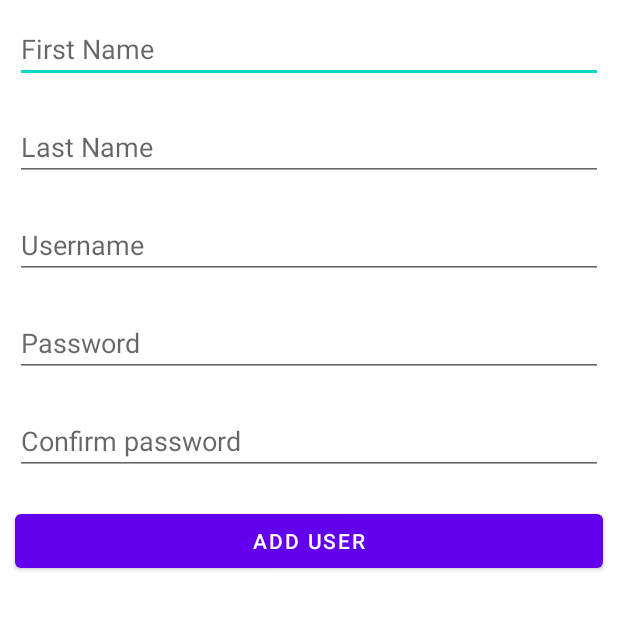
After one commit to kiranrana8973/RoomDatabaseForclass, an Android app: the RegisterUserActivity screen opened directly, with no data from a screen before it, on a phone screen of 412 x 824 dp, the top half of it. The commit adds this screen. Run offline under Robolectric (Android 15) with nearby library versions, the phone set to English and light mode, and no system bars.

Commit message:
fixed kapt error

```diff
--- a/app/src/main/AndroidManifest.xml
+++ b/app/src/main/AndroidManifest.xml
@@ -20,7 +20,7 @@
 
         </activity>
         <activity android:name=".ViewStudentsActivity" />
-        <activity android:name=".AddStudentActivity"></activity>
+        <activity android:name=".RegisterUserActivity"></activity>
         <activity android:name=".DashboardActivity" />
         <activity android:name=".LoginActivity" />
         <activity android:name=".SplashScreenActivity"></activity>
--- a/app/src/main/java/com/kiran/softuserroomdatabase/CountrycapitalActivity.kt
+++ b/app/src/main/java/com/kiran/softuserroomdatabase/CountrycapitalActivity.kt
@@ -50,7 +50,6 @@ class CountrycapitalActivity : AppCompatActivity() {
     @RequiresApi(Build.VERSION_CODES.N)
     private fun loadCountriesFromText() {
         try {
-
             val fileInputStream = openFileInput("Country.txt")
             val inputStream = InputStreamReader(fileInputStream)
             val bufferedReader = BufferedReader(inputStream)
--- a/app/src/main/java/com/kiran/softuserroomdatabase/DashboardActivity.kt
+++ b/app/src/main/java/com/kiran/softuserroomdatabase/DashboardActivity.kt
@@ -18,7 +18,7 @@ class DashboardActivity : AppCompatActivity() {
         btnView = findViewById(R.id.btnView)
 
         btnAdd.setOnClickListener {
-            startActivity(Intent(this, AddStudentActivity::class.java))
+            startActivity(Intent(this, RegisterUserActivity::class.java))
         }
 
         btnView.setOnClickListener {
--- /dev/null
+++ b/app/src/main/java/com/kiran/softuserroomdatabase/RegisterUserActivity.kt
@@ -0,0 +1,55 @@
+package com.kiran.softuserroomdatabase
+
+import androidx.appcompat.app.AppCompatActivity
+import android.os.Bundle
+import android.widget.Button
+import android.widget.EditText
+import android.widget.Toast
+import com.kiran.softuserroomdatabase.db.StudentDB
+import com.kiran.softuserroomdatabase.entity.Student
+import com.kiran.softuserroomdatabase.entity.User
+import kotlinx.coroutines.CoroutineScope
+import kotlinx.coroutines.Dispatchers
+import kotlinx.coroutines.launch
+
+class RegisterUserActivity : AppCompatActivity() {
+
+    private lateinit var etFname: EditText
+    private lateinit var etLname: EditText
+    private lateinit var etUsername: EditText
+    private lateinit var etPassword: EditText
+    private lateinit var etConfirmPassword: EditText
+    private lateinit var btnAddStudent: Button
+
+    override fun onCreate(savedInstanceState: Bundle?) {
+        super.onCreate(savedInstanceState)
+        setContentView(R.layout.activity_add_student)
+
+        etFname = findViewById(R.id.etFname)
+        etLname = findViewById(R.id.etLname)
+        etUsername = findViewById(R.id.etUsername)
+        etPassword = findViewById(R.id.etPassword)
+        etConfirmPassword = findViewById(R.id.etConfirmPassword)
+        btnAddStudent = findViewById(R.id.btnAddStudent)
+
+        btnAddStudent.setOnClickListener {
+            val fname = etFname.text.toString()
+            val lname = etLname.text.toString()
+            val username = etUsername.text.toString()
+            val password = etPassword.text.toString()
+            val confirmPassword = etConfirmPassword.text.toString()
+
+            if (password != confirmPassword) {
+                etPassword.error = "Password does not match"
+                etPassword.requestFocus()
+                return@setOnClickListener
+            } else {
+                val user = User(fname,lname,username,password)
+                CoroutineScope(Dispatchers.IO).launch {
+                    StudentDB(this@RegisterUserActivity).getUserDAO().registerUser(user)
+                }
+                Toast.makeText(this, "User registered", Toast.LENGTH_SHORT).show()
+            }
+        }
+    }
+}
--- a/app/src/main/java/com/kiran/softuserroomdatabase/adapter/StudentAdapter.kt
+++ b/app/src/main/java/com/kiran/softuserroomdatabase/adapter/StudentAdapter.kt
@@ -27,8 +27,8 @@ class StudentAdapter(
 
     override fun onBindViewHolder(holder: StudentViewHolder, position: Int) {
         val student = lstStudents[position]
-        holder.tvFname.text = student.fname
-        holder.tvLname.text = student.lname
+        holder.tvFname.text = student.fullName
+       // holder.tvLname.text = student.lname
     }
 
     override fun getItemCount(): Int {
--- a/app/src/main/res/layout/activity_add_student.xml
+++ b/app/src/main/res/layout/activity_add_student.xml
@@ -1,9 +1,51 @@
 <?xml version="1.0" encoding="utf-8"?>
-<androidx.constraintlayout.widget.ConstraintLayout xmlns:android="http://schemas.android.com/apk/res/android"
+<LinearLayout xmlns:android="http://schemas.android.com/apk/res/android"
     xmlns:app="http://schemas.android.com/apk/res-auto"
     xmlns:tools="http://schemas.android.com/tools"
     android:layout_width="match_parent"
     android:layout_height="match_parent"
-    tools:context=".AddStudentActivity">
+    android:orientation="vertical"
+    tools:context=".RegisterUserActivity">
 
-</androidx.constraintlayout.widget.ConstraintLayout>
+    <EditText
+        android:hint="First Name"
+        android:layout_margin="10dp"
+        android:id="@+id/etFname"
+        android:layout_width="match_parent"
+        android:layout_height="wrap_content"/>
+    <EditText
+        android:hint="Last Name"
+        android:layout_margin="10dp"
+        android:id="@+id/etLname"
+        android:layout_width="match_parent"
+        android:layout_height="wrap_content"/>
+    <EditText
+        android:hint="Username"
+        android:layout_margin="10dp"
+        android:id="@+id/etUsername"
+        android:layout_width="match_parent"
+        android:layout_height="wrap_content"/>
+
+    <EditText
+        android:hint="Password"
+        android:layout_margin="10dp"
+        android:id="@+id/etPassword"
+        android:inputType="textPassword"
+        android:layout_width="match_parent"
+        android:layout_height="wrap_content"/>
+
+    <EditText
+        android:hint="Confirm password"
+        android:layout_margin="10dp"
+        android:id="@+id/etConfirmPassword"
+        android:inputType="textPassword"
+        android:layout_width="match_parent"
+        android:layout_height="wrap_content"/>
+
+    <Button
+        android:text="Add User"
+        android:layout_margin="10dp"
+        android:id="@+id/btnAddStudent"
+        android:layout_width="match_parent"
+        android:layout_height="wrap_content"/>
+</LinearLayout>
--- a/app/src/main/res/values/strings.xml
+++ b/app/src/main/res/values/strings.xml
@@ -1,3 +1,4 @@
 <resources>
     <string name="app_name">SoftUserRoomDatabase</string>
+<!--    <string name="registeruser">No account ?<u>signup here</u>.</string>-->
 </resources>
```
Also changed, not shown: app/build.gradle (+13 -5 lines), app/src/main/java/com/kiran/softuserroomdatabase/AddStudentActivity.kt (deleted, +0 -23 lines), app/src/main/java/com/kiran/softuserroomdatabase/dao/UserDAO.kt (added, +11 -0 lines), app/src/main/java/com/kiran/softuserroomdatabase/db/StudentDB.kt (+6 -2 lines), app/src/main/java/com/kiran/softuserroomdatabase/entity/Student.kt (+4 -4 lines), app/src/main/java/com/kiran/softuserroomdatabase/entity/User.kt (added, +15 -0 lines), app/src/main/res/layout/activity_login.xml (+5 -6 lines).
